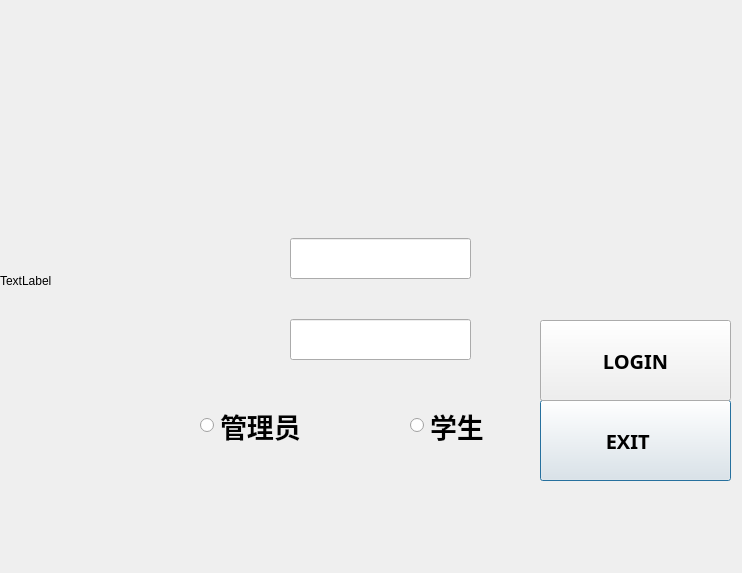
First picture: the form in QtClass/login.ui, repository Nishikino-m/Qt-, before the edit.
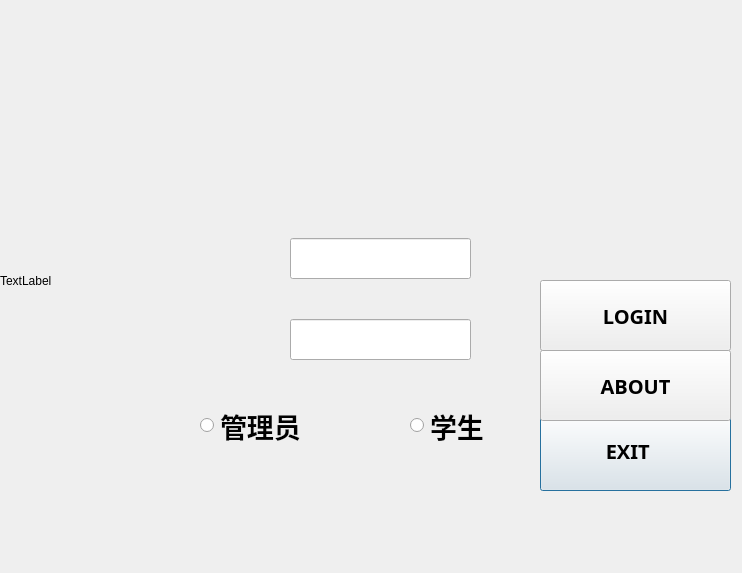
Second picture: the form after the edit. Icons and pictures are not drawn.

The edit to the form file:
```diff
--- a/QtClass/login.ui
+++ b/QtClass/login.ui
@@ -124,16 +124,16 @@
    <property name="geometry">
     <rect>
      <x>540</x>
-     <y>320</y>
+     <y>270</y>
      <width>211</width>
-     <height>181</height>
+     <height>301</height>
     </rect>
    </property>
    <widget class="QPushButton" name="exit">
     <property name="geometry">
      <rect>
       <x>0</x>
-      <y>80</y>
+      <y>140</y>
       <width>191</width>
       <height>81</height>
      </rect>
@@ -164,9 +164,9 @@
     <property name="geometry">
      <rect>
       <x>0</x>
-      <y>0</y>
+      <y>10</y>
       <width>191</width>
-      <height>81</height>
+      <height>71</height>
      </rect>
     </property>
     <property name="font">
@@ -191,6 +191,37 @@
      </size>
     </property>
    </widget>
+   <widget class="QPushButton" name="about">
+    <property name="geometry">
+     <rect>
+      <x>0</x>
+      <y>80</y>
+      <width>191</width>
+      <height>71</height>
+     </rect>
+    </property>
+    <property name="font">
+     <font>
+      <family>方正精气神体 简 Light</family>
+      <pointsize>15</pointsize>
+      <weight>75</weight>
+      <bold>true</bold>
+     </font>
+    </property>
+    <property name="text">
+     <string>ABOUT</string>
+    </property>
+    <property name="icon">
+     <iconset resource="image.qrc">
+      <normaloff>:/new/prefix1/Image/About.png</normaloff>:/new/prefix1/Image/About.png</iconset>
+    </property>
+    <property name="iconSize">
+     <size>
+      <width>35</width>
+      <height>35</height>
+     </size>
+    </property>
+   </widget>
   </widget>
   <widget class="QLabel" name="label">
    <property name="geometry">
```
